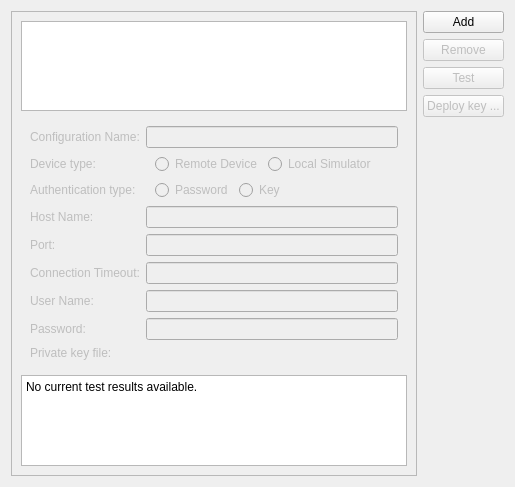
Before: the Qt Designer form src/plugins/qt4projectmanager/qt-maemo/maemosettingswidget.ui in qt-creator/qt-creator, drawn with Qt 5.
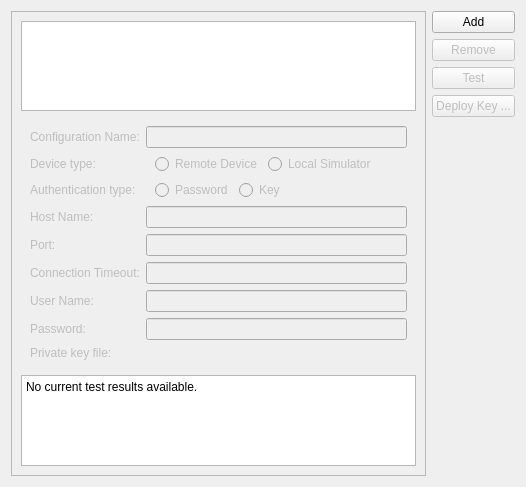
After: the same form once the commit is applied. Custom widgets are drawn as their Qt base class.

Commit message: Maemo: Missing initialization bugfix + string capitalization.

What changed in the file:
```diff
--- a/src/plugins/qt4projectmanager/qt-maemo/maemosettingswidget.ui
+++ b/src/plugins/qt4projectmanager/qt-maemo/maemosettingswidget.ui
@@ -6,7 +6,7 @@
    <rect>
     <x>0</x>
     <y>0</y>
-    <width>515</width>
+    <width>526</width>
     <height>487</height>
    </rect>
   </property>
@@ -230,7 +230,7 @@
         <bool>false</bool>
        </property>
        <property name="text">
-        <string>Deploy key ...</string>
+        <string>Deploy Key ...</string>
        </property>
       </widget>
      </item>
```
The commit also changes 1 other file.
